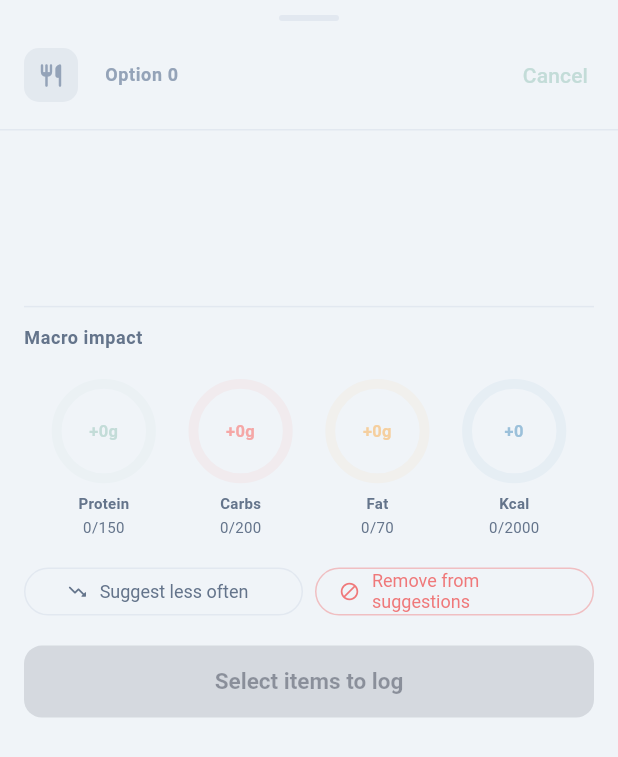
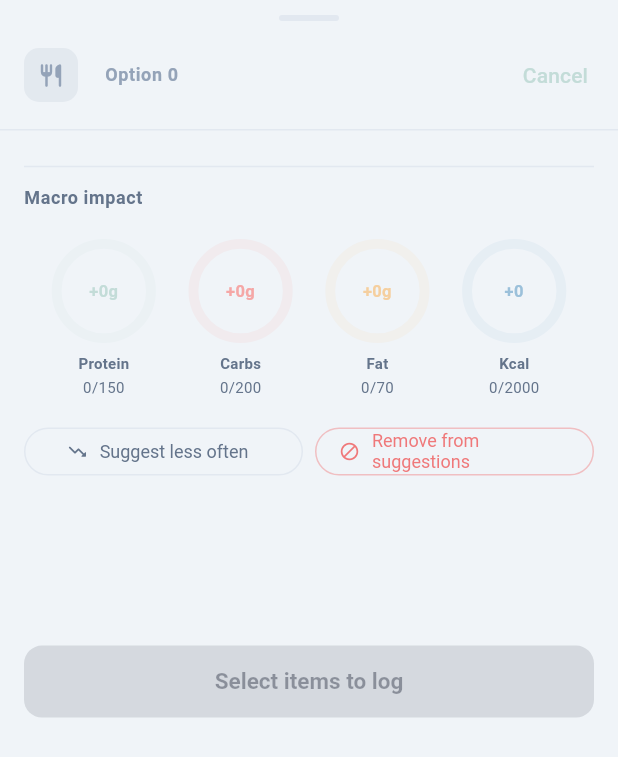
Before and after one commit to worldpeacemetta/WorldPeaceBuilder, a Flutter app: the _MealDetailSheet widget shown alone on an empty page, opened directly with empty values, on a phone screen of 412 x 824 dp. Shown: the top 757 px of the screen. Run offline on Flutter 3.47's test engine with Material 3 defaults, Android fonts, the phone set to English and light mode, and no system bars; our stand-ins replace fl_chart, flutter_riverpod, go_router, image_picker, lottie, shared_preferences and 1 more; missing offline and left inert: mobile_scanner; accounts and stored records are empty; project files that could hold a hidden picture were left out.

Commit message:
Fix detail sheet overflow when dragged to small size
The fixed-height block below the food list (_DonutImpactSection ~142px +
feedback buttons ~48px + log button ~74px) totalled ~375px — more than the
sheet height at the default minChildSize of 0.25, causing the yellow/black
overflow bar.

Fix: move _DonutImpactSection and the preference buttons inside a
CustomScrollView (as SliverToBoxAdapter entries) so they scroll with the
food items. Only the Log button remains pinned below the scroll view,
ensuring it is always reachable. The sheet can now be dragged to any
height without overflowing.

https://claude.ai/code/session_01JukS91F5J3vUWPx3miu2Yn

```diff
--- a/mobile/lib/widgets/smart_insight_sheet.dart
+++ b/mobile/lib/widgets/smart_insight_sheet.dart
@@ -1013,25 +1013,29 @@ class _MealDetailSheetState extends ConsumerState<_MealDetailSheet> {
             ),
           ),
           Divider(height: 1, color: cs.border),
-          // Food list
+          // Food items, macro impact, and preference buttons all scroll together
+          // so the sheet never overflows when dragged to a small size.
           Expanded(
-            child: ListView.separated(
+            child: CustomScrollView(
               controller: scrollCtrl,
-              padding: const EdgeInsets.fromLTRB(16, 12, 16, 16),
-              itemCount: n,
-              separatorBuilder: (_, i) =>
-                  Divider(height: 24, color: cs.border),
-              itemBuilder: (ctx, i) {
-                final item     = widget.insight.items[i];
+              slivers: [
+                SliverPadding(
+                  padding: const EdgeInsets.fromLTRB(16, 12, 16, 0),
+                  sliver: SliverList(
+                    delegate: SliverChildBuilderDelegate(
+                      (ctx, i) {
+                        if (i.isOdd) return Divider(height: 24, color: cs.border);
+                        final idx      = i ~/ 2;
+                        final item     = widget.insight.items[idx];
                         final im       = item.macros;
-                final selected = _selectedIndices.contains(i);
+                        final selected = _selectedIndices.contains(idx);
                         return GestureDetector(
                           behavior: HitTestBehavior.opaque,
                           onTap: () => setState(() {
                             if (selected) {
-                      _selectedIndices.remove(i);
+                              _selectedIndices.remove(idx);
                             } else {
-                      _selectedIndices.add(i);
+                              _selectedIndices.add(idx);
                             }
                           }),
                           child: AnimatedOpacity(
@@ -1040,7 +1044,6 @@ class _MealDetailSheetState extends ConsumerState<_MealDetailSheet> {
                             child: Row(
                               crossAxisAlignment: CrossAxisAlignment.center,
                               children: [
-                        // Selection indicator
                                 Padding(
                                   padding: const EdgeInsets.only(right: 10),
                                   child: AnimatedSwitcher(
@@ -1076,8 +1079,8 @@ class _MealDetailSheetState extends ConsumerState<_MealDetailSheet> {
                                         _SmallPill('C ${im.carbs.round()}g',
                                             AppColors.carbs),
                                         const SizedBox(width: 6),
-                                _SmallPill(
-                                    'F ${im.fat.round()}g', AppColors.fat),
+                                        _SmallPill('F ${im.fat.round()}g',
+                                            AppColors.fat),
                                       ]),
                                     ],
                                   ),
@@ -1093,8 +1096,8 @@ class _MealDetailSheetState extends ConsumerState<_MealDetailSheet> {
                                           color: cs.textPrimary),
                                     ),
                                     Text('${im.kcal.round()} kcal',
-                                style:
-                                    TextStyle(fontSize: 12, color: cs.kcalColor)),
+                                        style: TextStyle(
+                                            fontSize: 12, color: cs.kcalColor)),
                                   ],
                                 ),
                               ],
@@ -1102,13 +1105,18 @@ class _MealDetailSheetState extends ConsumerState<_MealDetailSheet> {
                           ),
                         );
                       },
+                      childCount: n > 0 ? n * 2 - 1 : 0,
+                    ),
                   ),
                 ),
                 // Macro impact — driven by selected items only
-          _DonutImpactSection(suggestion: _selectedMacros),
+                SliverToBoxAdapter(
+                  child: _DonutImpactSection(suggestion: _selectedMacros),
+                ),
                 // Suggestion preference buttons
-          Padding(
-            padding: const EdgeInsets.fromLTRB(16, 0, 16, 8),
+                SliverToBoxAdapter(
+                  child: Padding(
+                    padding: const EdgeInsets.fromLTRB(16, 0, 16, 16),
                     child: Row(
                       children: [
                         Expanded(
@@ -1149,7 +1157,11 @@ class _MealDetailSheetState extends ConsumerState<_MealDetailSheet> {
                       ],
                     ),
                   ),
-          // Log button
+                ),
+              ],
+            ),
+          ),
+          // Log button — pinned at bottom, always reachable regardless of sheet height
           Padding(
             padding: EdgeInsets.fromLTRB(
                 16, 8, 16, MediaQuery.of(context).padding.bottom + 16),
```
Lines whose indentation alone changed are shown as unchanged.
